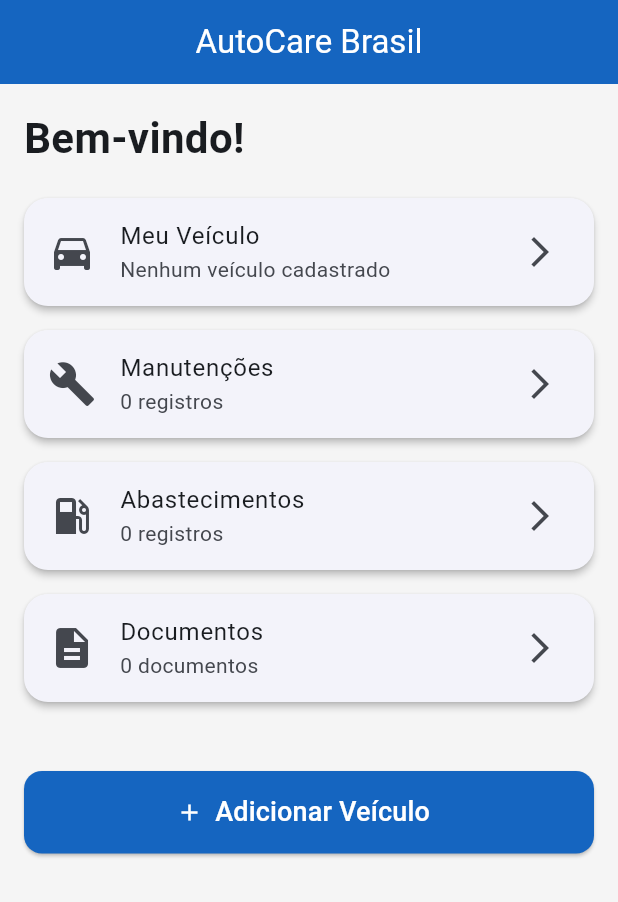
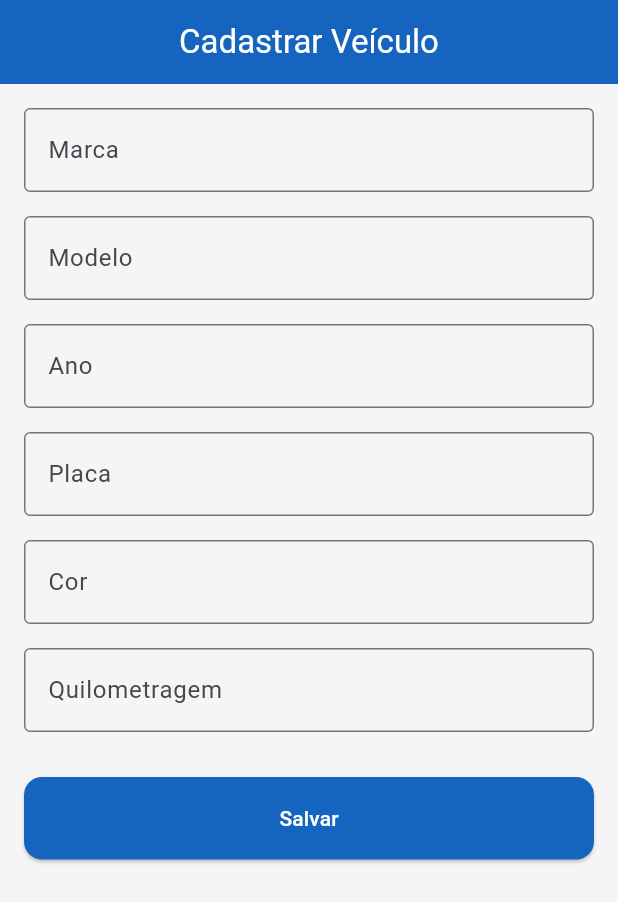
Before and after one commit to Servagem/autocare-brasil, a Flutter app: the screen it shows after launch, after a tap on "Adicionar Veículo", on a phone screen of 412 x 824 dp. Shown: the top 902 px of the screen. Run offline on Flutter 3.47's test engine with Material 3 defaults, Android fonts, the phone set to English and light mode, and no system bars; our stand-ins replace go_router, sqflite; accounts and stored records are empty.

Commit message:
feat: cadastro e listagem de veículos

```diff
--- a/lib/app/router.dart
+++ b/lib/app/router.dart
@@ -1,5 +1,5 @@
 import 'package:go_router/go_router.dart';
-
+import '../features/vehicles/pages/vehicle_form_page.dart';
 import '../features/dashboard/dashboard_page.dart';
 import '../features/splash/splash_page.dart';
 
@@ -14,5 +14,9 @@ final GoRouter appRouter = GoRouter(
       path: '/dashboard',
       builder: (context, state) => const DashboardPage(),
     ),
+    GoRoute(
+      path: '/vehicle',
+      builder: (context, state) => const VehicleFormPage(),
+    ),
   ],
 );
--- a/lib/features/dashboard/dashboard_page.dart
+++ b/lib/features/dashboard/dashboard_page.dart
@@ -1,7 +1,33 @@
 import 'package:flutter/material.dart';
+import 'package:go_router/go_router.dart';
 
 class DashboardPage extends StatelessWidget {
   const DashboardPage({super.key});
+
+  Widget buildCard(
+    IconData icon,
+    String title,
+    String subtitle,
+  ) {
+    return Card(
+      margin: const EdgeInsets.only(bottom: 16),
+      child: ListTile(
+        leading: Icon(
+          icon,
+          color: Colors.blue,
+          size: 32,
+        ),
+        title: Text(
+          title,
+          style: const TextStyle(
+            fontWeight: FontWeight.bold,
+          ),
+        ),
+        subtitle: Text(subtitle),
+        trailing: const Icon(Icons.arrow_forward_ios),
+      ),
+    );
+  }
 
   @override
   Widget build(BuildContext context) {
@@ -21,27 +47,27 @@ class DashboardPage extends StatelessWidget {
               ),
             ),
 
-            const SizedBox(height: 20),
+            const SizedBox(height: 24),
 
-            _buildCard(
+            buildCard(
               Icons.directions_car,
               'Meu Veículo',
               'Nenhum veículo cadastrado',
             ),
 
-            _buildCard(
+            buildCard(
               Icons.build,
               'Manutenções',
               '0 registros',
             ),
 
-            _buildCard(
+            buildCard(
               Icons.local_gas_station,
               'Abastecimentos',
               '0 registros',
             ),
 
-            _buildCard(
+            buildCard(
               Icons.description,
               'Documentos',
               '0 documentos',
@@ -52,7 +78,9 @@ class DashboardPage extends StatelessWidget {
             SizedBox(
               height: 55,
               child: ElevatedButton.icon(
-                onPressed: () {},
+                onPressed: () {
+                  context.go('/vehicle');
+                },
                 icon: const Icon(Icons.add),
                 label: const Text(
                   'Adicionar Veículo',
@@ -65,19 +93,4 @@ class DashboardPage extends StatelessWidget {
       ),
     );
   }
-
-  Widget _buildCard(IconData icon, String title, String subtitle) {
-    return Card(
-      margin: const EdgeInsets.only(bottom: 16),
-      child: ListTile(
-        leading: Icon(
-          icon,
-          size: 32,
-        ),
-        title: Text(title),
-        subtitle: Text(subtitle),
-        trailing: const Icon(Icons.arrow_forward_ios),
-      ),
-    );
-  }
 }
--- /dev/null
+++ b/lib/features/vehicles/pages/vehicle_form_page.dart
@@ -0,0 +1,130 @@
+import 'package:flutter/material.dart';
+import 'package:go_router/go_router.dart';
+import 'package:autocare_brasil/features/vehicles/models/vehicle.dart';
+import 'package:autocare_brasil/features/vehicles/repositories/vehicle_repository.dart';
+
+class VehicleFormPage extends StatefulWidget {
+  const VehicleFormPage({super.key});
+
+  @override
+  State<VehicleFormPage> createState() => _VehicleFormPageState();
+}
+
+class _VehicleFormPageState extends State<VehicleFormPage> {
+  final _formKey = GlobalKey<FormState>();
+
+  final _brandController = TextEditingController();
+  final _modelController = TextEditingController();
+  final _yearController = TextEditingController();
+  final _plateController = TextEditingController();
+  final _colorController = TextEditingController();
+  final _mileageController = TextEditingController();
+
+  final _repository = VehicleRepository();
+
+  @override
+  void dispose() {
+    _brandController.dispose();
+    _modelController.dispose();
+    _yearController.dispose();
+    _plateController.dispose();
+    _colorController.dispose();
+    _mileageController.dispose();
+    super.dispose();
+  }
+
+  InputDecoration decoration(String label) {
+    return InputDecoration(
+      labelText: label,
+      border: const OutlineInputBorder(),
+    );
+  }
+Future<void> _saveVehicle() async {
+  final vehicle = Vehicle(
+    brand: _brandController.text.trim(),
+    model: _modelController.text.trim(),
+    year: int.tryParse(_yearController.text) ?? 0,
+    plate: _plateController.text.trim(),
+    color: _colorController.text.trim(),
+    mileage: int.tryParse(_mileageController.text) ?? 0,
+  );
+
+  await _repository.insert(vehicle);
+
+  if (!mounted) return;
+
+  ScaffoldMessenger.of(context).showSnackBar(
+    const SnackBar(
+      content: Text('Veículo cadastrado com sucesso!'),
+    ),
+  );
+
+  context.pop();
+}
+  @override
+  Widget build(BuildContext context) {
+    return Scaffold(
+      appBar: AppBar(
+        title: const Text('Cadastrar Veículo'),
+      ),
+      body: Padding(
+        padding: const EdgeInsets.all(16),
+        child: Form(
+          key: _formKey,
+          child: ListView(
+            children: [
+              TextFormField(
+                controller: _brandController,
+                decoration: decoration('Marca'),
+              ),
+              const SizedBox(height: 16),
+
+              TextFormField(
+                controller: _modelController,
+                decoration: decoration('Modelo'),
+              ),
+              const SizedBox(height: 16),
+
+              TextFormField(
+                controller: _yearController,
+                decoration: decoration('Ano'),
+                keyboardType: TextInputType.number,
+              ),
+              const SizedBox(height: 16),
+
+              TextFormField(
+                controller: _plateController,
+                decoration: decoration('Placa'),
+              ),
+              const SizedBox(height: 16),
+
+              TextFormField(
+                controller: _colorController,
+                decoration: decoration('Cor'),
+              ),
+              const SizedBox(height: 16),
+
+              TextFormField(
+                controller: _mileageController,
+                decoration: decoration('Quilometragem'),
+                keyboardType: TextInputType.number,
+              ),
+
+              const SizedBox(height: 30),
+
+              SizedBox(
+                height: 55,
+                child: ElevatedButton(
+                  onPressed: () async {
+                    await _saveVehicle();
+                  },
+                  child: const Text('Salvar'),
+                ),
+              ),
+            ],
+          ),
+        ),
+      ),
+    );
+  }
+}
--- a/pubspec.yaml
+++ b/pubspec.yaml
@@ -36,8 +36,6 @@ dependencies:
   cupertino_icons: ^1.0.8
   flutter_riverpod: ^3.3.2
   go_router: ^17.3.0
-  drift: ^2.34.1
-  sqlite3_flutter_libs: ^0.6.0+eol
   path_provider: ^2.1.6
   path: ^1.9.1
   intl: ^0.20.3
```
Also changed, not shown: lib/core/database/database_helper.dart (added, +41 -0 lines), lib/features/vehicles/repositories/vehicle_repository.dart (added, +44 -0 lines), pubspec.lock, 1 other file.
